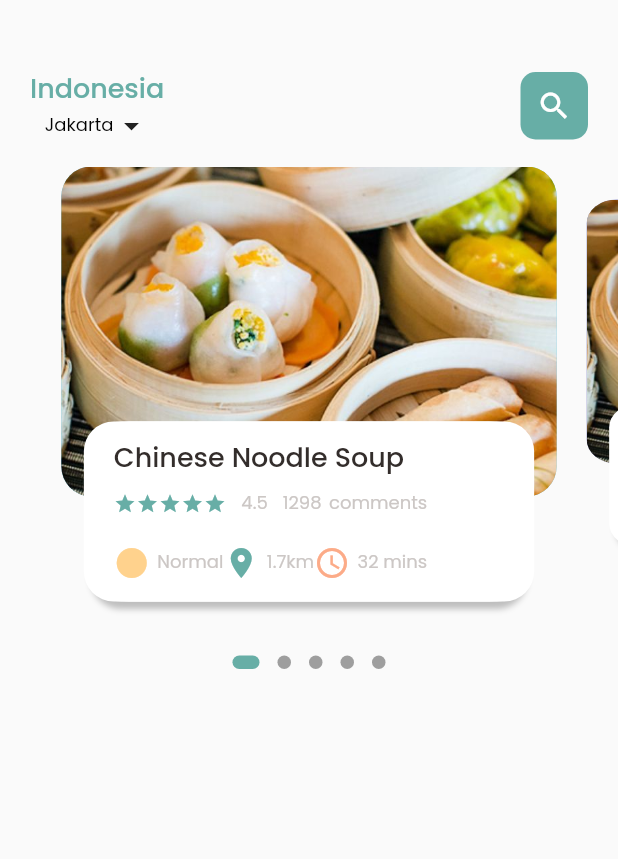
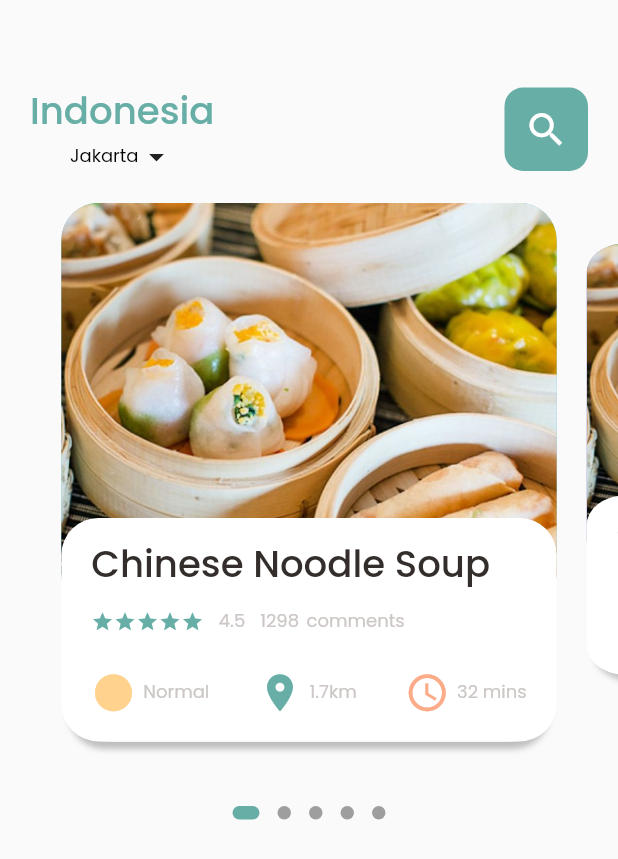
Before and after one commit to nadialvy/delivery-food-app-flutter, a Flutter app: the screen it shows after launch, on a phone screen of 412 x 824 dp. Shown: the top 859 px of the screen. Run offline on Flutter 3.47's test engine with Material 2 defaults, Android fonts, the phone set to English and light mode, and no system bars; drawn by our look-alikes of dots_indicator; our stand-ins replace get.

Commit message:
Make dynamically proportional
- padding
- margin
- icon
- text

```diff
--- a/lib/home page/food_page_body.dart
+++ b/lib/home page/food_page_body.dart
@@ -2,6 +2,7 @@ import 'package:dots_indicator/dots_indicator.dart';
 import 'package:flutter/cupertino.dart';
 import 'package:flutter/material.dart';
 import 'package:food_delivery_app/utils/colors.dart';
+import 'package:food_delivery_app/utils/dimension.dart';
 import 'package:food_delivery_app/widgets/big_text.dart';
 import 'package:food_delivery_app/widgets/icon_and_text_widget.dart';
 import 'package:food_delivery_app/widgets/small_text.dart';
@@ -19,7 +20,7 @@ class _FoodPageBodyState extends State<FoodPageBody> {
   );
   var _currPageVal = 0.0;
   double _scaleFactor = 0.8;
-  double _height = 220;
+  double _height = Dimensions.pageViewContainer;
 
   @override //1. initialise necessary things that your page should need
   void initState(){ //method in stateful class
@@ -43,7 +44,7 @@ class _FoodPageBodyState extends State<FoodPageBody> {
     return Column(
       children: [
         Container(
-          height: 320,
+          height: Dimensions.pageView,
           child: PageView.builder(
             controller: pageController,
             itemCount: 5, //position will connected to item count, position is an index, so it will to be 0 - 4
@@ -100,10 +101,10 @@ class _FoodPageBodyState extends State<FoodPageBody> {
         children: [
           // Carousel images
           Container(
-            height: 220,
-            margin: const EdgeInsets.only(left: 10, right: 10),
+            height: Dimensions.pageViewContainer,
+            margin: EdgeInsets.only(left: Dimensions.width10, right: Dimensions.width10),
             decoration: BoxDecoration(
-              borderRadius: BorderRadius.circular(20),
+              borderRadius: BorderRadius.circular(Dimensions.radius20),
               color: position.isEven? Color(0xFF69c5df) : Color(0xFF9294cc),
               image: DecorationImage(
                 fit: BoxFit.cover,
@@ -117,11 +118,11 @@ class _FoodPageBodyState extends State<FoodPageBody> {
           Align(
             alignment: Alignment.bottomCenter,
             child: Container(
-              padding: const EdgeInsets.only(top: 10, left: 15, right: 15),
-              height: 120,
-              margin: const EdgeInsets.only(left: 30, right: 30, bottom: 30),
+              height: Dimensions.pageViewTextContainer,
+              padding: EdgeInsets.only(top: Dimensions.height10, left: Dimensions.width15, right: Dimensions.width15),
+              margin: EdgeInsets.only(left: Dimensions.width15, right: Dimensions.width15, bottom: Dimensions.height30),
               decoration: BoxDecoration(
-                borderRadius: BorderRadius.circular(20),
+                borderRadius: BorderRadius.circular(Dimensions.radius20),
                 color: Colors.white,
                 boxShadow: const [
                   BoxShadow(
@@ -144,7 +145,7 @@ class _FoodPageBodyState extends State<FoodPageBody> {
                 crossAxisAlignment: CrossAxisAlignment.start,
                 children: [
                   BigText(paramText: 'Chinese Noodle Soup'),
-                  const SizedBox(height: 10),
+                  SizedBox(height: Dimensions.height10),
                   Row(
                     children: [
                       Wrap(
@@ -158,8 +159,9 @@ class _FoodPageBodyState extends State<FoodPageBody> {
                       SmallText(paramText: 'comments'),
                     ],
                   ),
-                  const SizedBox(height: 20,),
+                  SizedBox(height: Dimensions.height20,),
                   Row(
+                    mainAxisAlignment: MainAxisAlignment.spaceBetween,
                     children: const [
                       IconAndTextWidget(
                         icon: Icons.circle_sharp,
--- a/lib/home page/main_food_page.dart
+++ b/lib/home page/main_food_page.dart
@@ -2,6 +2,7 @@ import 'package:flutter/cupertino.dart';
 import 'package:flutter/material.dart';
 import 'package:food_delivery_app/home%20page/food_page_body.dart';
 import 'package:food_delivery_app/utils/colors.dart';
+import 'package:food_delivery_app/utils/dimension.dart';
 import 'package:food_delivery_app/widgets/big_text.dart';
 import 'package:food_delivery_app/widgets/small_text.dart';
 
@@ -15,14 +16,15 @@ class MainFoodPage extends StatefulWidget{
 class _MainFoodPageState extends State<MainFoodPage> {
   @override
   Widget build(BuildContext context) {
+  // print('Current height : ' + MediaQuery.of(context).size.width.toString());
     return Scaffold(
       body: Column(
         children: [
           // header
           Container(
             child: Container(
-              margin: const EdgeInsets.only(top: 45, bottom: 15),
-              padding: const EdgeInsets.only(left: 20, right: 20),
+              margin: EdgeInsets.only(top: Dimensions.height45, bottom: Dimensions.height15),
+              padding: EdgeInsets.only(left: Dimensions.width20, right: Dimensions.width20),
               child: Row(
                 mainAxisAlignment: MainAxisAlignment.spaceBetween,
                 children: [
@@ -40,15 +42,16 @@ class _MainFoodPageState extends State<MainFoodPage> {
                   //icon
                   Center(
                     child: Container(
-                      width: 45,
-                      height: 45,
+                      width: Dimensions.height45,
+                      height: Dimensions.height45,
                       decoration: BoxDecoration(
-                        borderRadius: BorderRadius.circular(10),
+                        borderRadius: BorderRadius.circular(Dimensions.radius10),
                         color: AppColors.mainColor,
                       ),
                       child: Icon(
                         Icons.search,
                         color: Colors.white,
+                        size: Dimensions.iconSize24,
                       ),
                     ),
                   ),
--- a/lib/main.dart
+++ b/lib/main.dart
@@ -1,5 +1,6 @@
 import 'package:flutter/material.dart';
 import 'package:food_delivery_app/home%20page/main_food_page.dart';
+import 'package:get/get_navigation/src/root/get_material_app.dart';
 
 void main() {
   runApp(const MyApp());
@@ -10,7 +11,7 @@ class MyApp extends StatelessWidget {
 
   @override
   Widget build(BuildContext context) {
-    return MaterialApp(
+    return GetMaterialApp(
       debugShowCheckedModeBanner: false,
       title: 'Flutter Demo',
       theme: ThemeData(
--- /dev/null
+++ b/lib/utils/dimension.dart
@@ -0,0 +1,43 @@
+import 'package:get/get.dart';
+
+class Dimensions {
+  static double screenHeight = Get.context!.height;
+  static double screenWidth = Get.context!.width;
+
+  // 667 / 320 = 2.08
+  static double pageView = screenHeight/2.08;
+
+  // 667 / 220 = 3.03;
+  static double pageViewContainer = screenHeight/3.03;
+
+  // 667 / 120 = 5.53
+  static double pageViewTextContainer = screenHeight/5.53;
+
+  // dynamic height for padding and margin
+  // 667 / 10, 15, 20 = 66.7
+  static double height10 = screenHeight/66.7;
+  static double height15 = screenHeight/44.4;
+  static double height20 = screenHeight/33.3;
+  static double height30 = screenHeight/22.2;
+  static double height45 = screenHeight/14.8;
+
+  // dynamic width for padding and margin
+  //width = 412
+  static double width10 = screenWidth/41.2;
+  static double width15 = screenWidth/27.5;
+  static double width20 = screenWidth/20.6;
+  static double width30 = screenWidth/13.7;
+  static double width45 = screenWidth/9.15;
+
+  // 667 / 20 = 33.35
+  static double font18 = screenHeight/33.3;
+  static double radius20 = screenHeight/33.3;
+  static double radius10 = screenHeight/66.7;
+
+  static double iconSize24 = screenHeight/27.8;
+
+
+
+
+
+}
--- a/lib/widgets/big_text.dart
+++ b/lib/widgets/big_text.dart
@@ -1,5 +1,6 @@
 import 'package:flutter/cupertino.dart';
 import 'package:food_delivery_app/utils/colors.dart';
+import 'package:food_delivery_app/utils/dimension.dart';
 
 class BigText extends StatelessWidget{
   Color? paramColor; //pass a color variable
@@ -12,7 +13,7 @@ class BigText extends StatelessWidget{
     this.paramColor = const Color(0xFF332d2b), //default color
     required this.paramText,
     this.paramOverFlow = TextOverflow.ellipsis,
-    this.paramSize = 18
+    this.paramSize = 0
   }) : super(key: key);
 
   @override
@@ -25,7 +26,7 @@ class BigText extends StatelessWidget{
         color: paramColor,
         fontWeight: FontWeight.w500,
         fontFamily: 'Poppins',
-        fontSize: paramSize
+        fontSize: paramSize == 0 ? Dimensions.font18 : paramSize,
       ),
     );
   }
--- a/lib/widgets/icon_and_text_widget.dart
+++ b/lib/widgets/icon_and_text_widget.dart
@@ -1,4 +1,5 @@
 import 'package:flutter/cupertino.dart';
+import 'package:food_delivery_app/utils/dimension.dart';
 import 'package:food_delivery_app/widgets/small_text.dart';
 
 class IconAndTextWidget extends StatelessWidget{
@@ -12,7 +13,7 @@ class IconAndTextWidget extends StatelessWidget{
   Widget build(BuildContext context) {
     return Row(
       children: [
-        Icon(icon, color:iconColor),
+        Icon(icon, color:iconColor, size: Dimensions.iconSize24,),
         const SizedBox(width: 5,),
         SmallText(paramText: text,)
       ],
--- a/pubspec.yaml
+++ b/pubspec.yaml
@@ -26,6 +26,7 @@ dependencies:
   cupertino_icons: ^1.0.2
   flex_color_scheme: ^5.1.0
   dots_indicator: ^2.0.0
+  get: ^4.6.5
 
 dev_dependencies:
   flutter_test:
```
Also changed, not shown: pubspec.lock.
